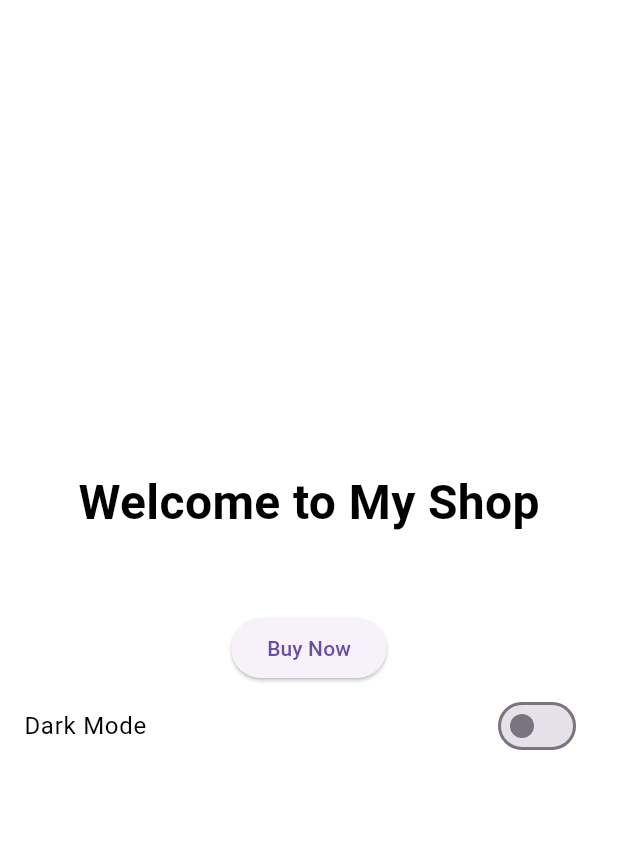
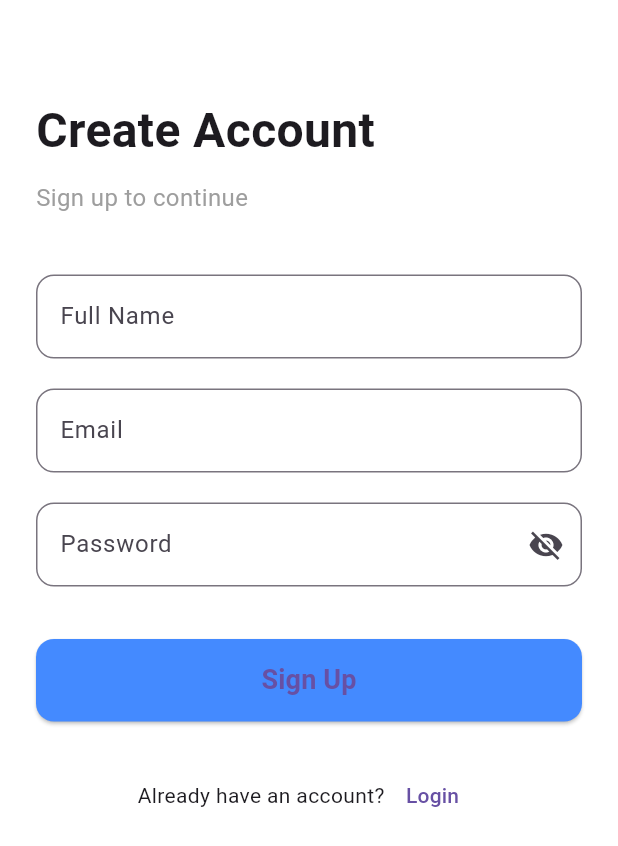
Before and after one commit to JasmineAfline/flutter_my_shop_app, a Flutter app: the screen it shows after launch, on a phone screen of 412 x 824 dp. Shown: the top 846 px of the screen. Run offline on Flutter 3.47's test engine with Material 3 defaults, Android fonts, the phone set to English and light mode, and no system bars; our stand-ins replace firebase_core, shared_preferences; accounts and stored records are empty.

Commit message:
added new folders,screens and images.

```diff
--- a/lib/main.dart
+++ b/lib/main.dart
@@ -1,10 +1,18 @@
+import 'package:firebase_core/firebase_core.dart';
 import 'package:flutter/material.dart';
 import 'package:my_shop/constants/theme_data.dart';
+import 'package:my_shop/firebase_options.dart';
 import 'package:my_shop/providers/theme_provider.dart';
 import 'package:my_shop/screens/home_screen.dart';
+import 'package:my_shop/screens/signup_screen.dart';
 import 'package:provider/provider.dart';
 
-void main() {
+void main() async {
+  WidgetsFlutterBinding.ensureInitialized();
+  await Firebase.initializeApp(
+    options: DefaultFirebaseOptions.currentPlatform,
+  );
+
   runApp(
     MultiProvider(
       providers: [
@@ -30,7 +38,7 @@ class MyApp extends StatelessWidget {
             isDarkTheme: themeProvider.isDarkTheme,
             context: context,
           ),
-          home: const HomeScreen(),
+          home: const SignUpScreen(),
         );
       },
     );
--- a/lib/screens/home_screen.dart
+++ b/lib/screens/home_screen.dart
@@ -11,26 +11,46 @@ class HomeScreen extends StatelessWidget {
     final themeProvider = Provider.of<ThemeProvider>(context);
 
     return Scaffold(
-      backgroundColor: themeProvider.isDarkTheme
-          ? AppColors.darkScaffoldColor
-          : AppColors.lightScaffoldColor,
+      body: Container(
+        // 🔥 Background image
+        decoration: BoxDecoration(
+          image: DecorationImage(
+            image: AssetImage("assets/images/images.jpg"), // your image
+            fit: BoxFit.cover,
+            colorFilter: ColorFilter.mode(
+              themeProvider.isDarkTheme
+                ? Colors.black.withOpacity(0.5)
+                : Colors.white.withOpacity(0.2),
+              BlendMode.darken,
+            ),
+          ),
+        ),
 
-      body: Center(
+        child: Center(
           child: Column(
             mainAxisAlignment: MainAxisAlignment.center,
             children: [
+              Image.asset(
+      "assets/images/dog3.jpeg",
+      width: 150,
+     ),
               Text(
                 "Welcome to My Shop",
                 style: TextStyle(
                   fontSize: 32,
                   fontWeight: FontWeight.bold,
-                color: themeProvider.isDarkTheme ? Colors.white : Colors.black,
+                  color: themeProvider.isDarkTheme
+                      ? Colors.white
+                      : Colors.black,
                 ),
               ),
 
               SizedBox(height: 50),
 
-            ElevatedButton(onPressed: () {}, child: Text("Buy Now")),
+              ElevatedButton(
+                onPressed: () {},
+                child: Text("Buy Now"),
+              ),
 
               SwitchListTile(
                 title: Text(
@@ -50,6 +70,7 @@ class HomeScreen extends StatelessWidget {
             ],
           ),
         ),
+      ),
     );
   }
 }
--- /dev/null
+++ b/lib/screens/signup_screen.dart
@@ -0,0 +1,151 @@
+import 'package:flutter/material.dart';
+
+class SignUpScreen extends StatefulWidget {
+  const SignUpScreen({super.key});
+
+  @override
+  State<SignUpScreen> createState() => _SignUpScreenState();
+}
+
+class _SignUpScreenState extends State<SignUpScreen> {
+  final _formKey = GlobalKey<FormState>();
+
+  final TextEditingController name = TextEditingController();
+  final TextEditingController email = TextEditingController();
+  final TextEditingController password = TextEditingController();
+
+  bool showPassword = false;
+
+  @override
+  Widget build(BuildContext context) {
+    return Scaffold(
+      backgroundColor: Colors.white,
+      body: SafeArea(
+        child: SingleChildScrollView(
+          padding: const EdgeInsets.all(24),
+          child: Form(
+            key: _formKey,
+            child: Column(
+              crossAxisAlignment: CrossAxisAlignment.start,
+              children: [
+                const SizedBox(height: 40),
+
+                // Title
+                const Text(
+                  "Create Account",
+                  style: TextStyle(
+                    fontSize: 32,
+                    fontWeight: FontWeight.bold,
+                  ),
+                ),
+                const SizedBox(height: 10),
+                const Text(
+                  "Sign up to continue",
+                  style: TextStyle(fontSize: 16, color: Colors.grey),
+                ),
+
+                const SizedBox(height: 40),
+
+                // Full Name
+                TextFormField(
+                  controller: name,
+                  decoration: InputDecoration(
+                    labelText: "Full Name",
+                    border: OutlineInputBorder(
+                      borderRadius: BorderRadius.circular(12),
+                    ),
+                  ),
+                  validator: (value) =>
+                      value!.isEmpty ? "Enter your name" : null,
+                ),
+                const SizedBox(height: 20),
+
+                // Email
+                TextFormField(
+                  controller: email,
+                  keyboardType: TextInputType.emailAddress,
+                  decoration: InputDecoration(
+                    labelText: "Email",
+                    border: OutlineInputBorder(
+                      borderRadius: BorderRadius.circular(12),
+                    ),
+                  ),
+                  validator: (value) =>
+                      value!.contains("@") ? null : "Enter a valid email",
+                ),
+                const SizedBox(height: 20),
+
+                // Password
+                TextFormField(
+                  controller: password,
+                  obscureText: !showPassword,
+                  decoration: InputDecoration(
+                    labelText: "Password",
+                    border: OutlineInputBorder(
+                      borderRadius: BorderRadius.circular(12),
+                    ),
+                    suffixIcon: IconButton(
+                      icon: Icon(
+                        showPassword ? Icons.visibility : Icons.visibility_off,
+                      ),
+                      onPressed: () {
+                        setState(() => showPassword = !showPassword);
+                      },
+                    ),
+                  ),
+                  validator: (value) =>
+                      value!.length < 6 ? "Password must be at least 6 letters" : null,
+                ),
+
+                const SizedBox(height: 35),
+
+                // Sign Up Button
+                SizedBox(
+                  width: double.infinity,
+                  height: 55,
+                  child: ElevatedButton(
+                    style: ElevatedButton.styleFrom(
+                      backgroundColor: Colors.blueAccent,
+                      shape: RoundedRectangleBorder(
+                        borderRadius: BorderRadius.circular(12),
+                      ),
+                    ),
+                    onPressed: () {
+                      if (_formKey.currentState!.validate()) {
+                        print("Name: ${name.text}");
+                        print("Email: ${email.text}");
+                        print("Password: ${password.text}");
+
+                        // TODO: Connect to backend
+                      }
+                    },
+                    child: const Text(
+                      "Sign Up",
+                      style: TextStyle(fontSize: 18, fontWeight: FontWeight.w600),
+                    ),
+                  ),
+                ),
+
+                const SizedBox(height: 25),
+
+                // Already have account?
+                Row(
+                  mainAxisAlignment: MainAxisAlignment.center,
+                  children: [
+                    const Text("Already have an account?"),
+                    TextButton(
+                      onPressed: () {
+                        // TODO: Go to login screen
+                      },
+                      child: const Text("Login"),
+                    )
+                  ],
+                ),
+              ],
+            ),
+          ),
+        ),
+      ),
+    );
+  }
+}
```
Also changed, not shown: pubspec.yaml (+7 -3 lines), assets/images/dog3.jpeg (added), assets/images/image.png (added), firebase.json (added), lib/firebase_options.dart (added), pubspec.lock, 6 other files. Lines whose indentation alone changed are shown as unchanged.
